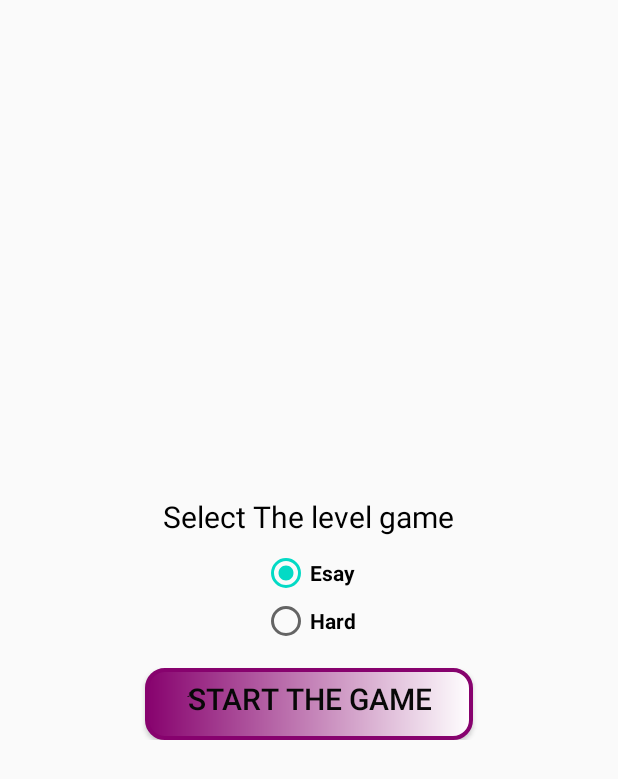
After one commit to NARI1108/TICTAKTOE, an Android app: the layout leve_names_dialog.xml on its own in the app's theme, with its tools: preview values and no code run, on a phone screen of 412 x 824 dp. The commit adds this screen. Shown: the top 779 px of the screen. Run offline under Robolectric (Android 15) with nearby library versions, the phone set to English and light mode, and no system bars.

Commit message:
Making Dialog's Method and layer xml for the game

```diff
--- a/app/src/main/java/com/example/tictactoe/MainActivity.java
+++ b/app/src/main/java/com/example/tictactoe/MainActivity.java
@@ -7,6 +7,7 @@ import android.os.Bundle;
 import android.view.View;
 import android.widget.Button;
 import android.widget.EditText;
+import android.widget.RadioButton;
 import android.widget.TextView;
 
 public class MainActivity extends AppCompatActivity {
@@ -31,21 +32,17 @@ public class MainActivity extends AppCompatActivity {
             break;
         }
     }
+
     private void levelDialog(){
         Dialog   levelNamesDialog  = new Dialog(this);
         levelNamesDialog.setCancelable(false);
         levelNamesDialog.setContentView(R.layout.player_names_dialog);
-        EditText edt_Player_1 = levelNamesDialog.findViewById(R.id.edt_Player_1);  EditText edt_Player_2 = levelNamesDialog.findViewById(R.id.edt_Player_2);
+        RadioButton rdo_easy = levelNamesDialog.findViewById(R.id.rdo_easy); RadioButton rdo_hard = levelNamesDialog.findViewById(R.id.rdo_hard);
         Button btn_Start_Again = levelNamesDialog.findViewById(R.id.btn_Start_Again);
         btn_Start_Again.setOnClickListener(new View.OnClickListener() {
             @Override
             public void onClick(View view) {
-                Player_Name_1 = edt_Player_1.getText().toString().trim();
-                Player_Name_2 = edt_Player_2.getText().toString().trim();
-                if(Player_Name_1.equals("")) Player_Name_1="Player 1";
-                if(Player_Name_2.equals("")) Player_Name_2="Player 2";
-                txt_player_1.setText(Player_Name_1);
-                txt_player_2.setText(Player_Name_2);
+
                 levelNamesDialog.dismiss();
             }
         });
--- /dev/null
+++ b/app/src/main/res/layout/leve_names_dialog.xml
@@ -0,0 +1,62 @@
+<?xml version="1.0" encoding="utf-8"?>
+<RelativeLayout xmlns:android="http://schemas.android.com/apk/res/android"
+    android:layout_width="match_parent"
+    android:layout_height="match_parent"
+    android:layout_centerInParent="true"
+    android:visibility="visible"
+    android:id="@+id/PlayerName_layout">
+
+    <RelativeLayout
+        android:layout_width="match_parent"
+        android:layout_height="wrap_content"
+        android:layout_centerInParent="true"
+        android:id="@+id/PlayerName_layout2"
+        android:padding="10dp">
+     <TextView
+         android:id="@+id/txt_title"
+         android:layout_width="wrap_content"
+         android:layout_height="wrap_content"
+         android:text="@string/select_the_level_game"
+         android:gravity="center"
+         android:textSize="20sp"
+         android:textColor="@color/black"
+         android:layout_centerHorizontal="true"/>
+        <RadioGroup
+            android:id="@+id/rdog_level"
+            android:layout_width="match_parent"
+            android:layout_height="wrap_content"
+            android:layout_below="@+id/txt_title"
+            android:gravity="center"
+            android:layout_marginTop="8dp"
+            android:layout_centerHorizontal="true">
+            <RadioButton
+                android:id="@+id/rdo_easy"
+                android:layout_width="wrap_content"
+                android:layout_height="wrap_content"
+                android:text="@string/esay"
+                android:textStyle="bold"
+                android:checked="true"/>
+            <RadioButton
+                android:id="@+id/rdo_hard"
+                android:layout_width="wrap_content"
+                android:layout_height="wrap_content"
+                android:text="@string/hard"
+                android:textStyle="bold"
+                />
+        </RadioGroup>
+
+        <Button
+            android:layout_width="wrap_content"
+            android:layout_height="wrap_content"
+            android:text="@string/start_the_game"
+            android:textSize="20sp"
+            android:textColor="#080808"
+            android:layout_below="@id/rdog_level"
+            android:layout_centerHorizontal="true"
+            android:layout_marginTop="15dp"
+            android:paddingLeft="28dp"
+            android:paddingRight="28dp"
+            android:background="@drawable/buttonstyle"
+            android:id="@+id/btn_Start_Again"/>
+    </RelativeLayout>
+</RelativeLayout>
--- a/app/src/main/res/values/strings.xml
+++ b/app/src/main/res/values/strings.xml
@@ -21,4 +21,7 @@
     <string name="start_the_game">ُStart The Game</string>
     <string name="You_r_equal">You are equal</string>
     <string name="rest_game">بازی مجدد</string>
+    <string name="select_the_level_game">Select The level game</string>
+    <string name="esay">Esay</string>
+    <string name="hard">Hard</string>
 </resources>
```
